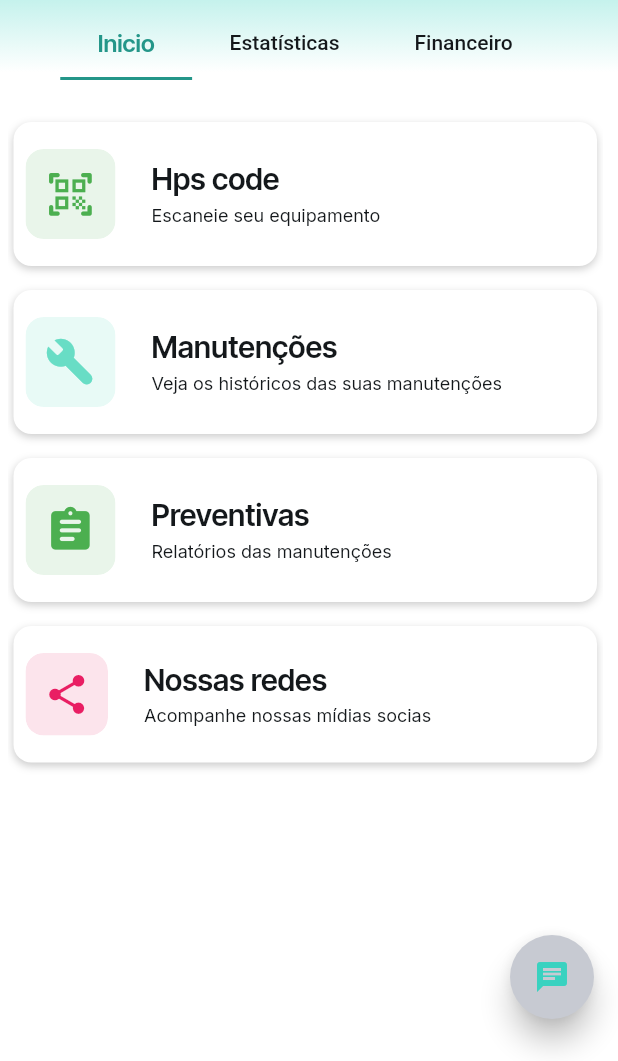
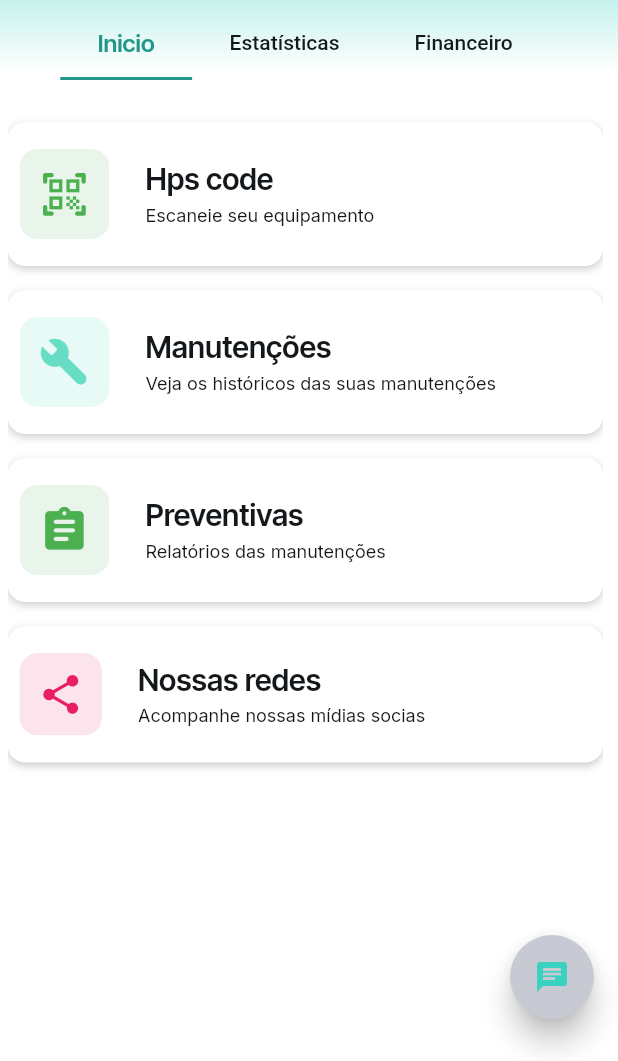
Before and after one commit to huagnerpires/hps_refri, a Flutter app: the TelaPrincipalWidget screen opened directly, after a tap on the "menu" icon, after a tap on the "notifications" icon, on a phone screen of 412 x 824 dp, the part 175-1236 px from its top. Run offline on Flutter 3.47's test engine with Material 3 defaults, Android fonts, the phone set to English and light mode, and no system bars; drawn by our look-alikes of badges, flutter_animate; our stand-ins replace auto_size_text, cached_network_image, cloud_firestore, cloud_functions, dropdown_button2, easy_debounce and 23 more; missing offline and left inert: flutter_barcode_scanner, json_path, mime_type, onesignal_flutter, tutorial_coach_mark; accounts and stored records are empty; network calls fail; statements that could not run were skipped.

Commit message:
Updating to latest FlutterFlow output.

```diff
--- a/lib/custom_code/widgets/tela_principal_widget.dart
+++ b/lib/custom_code/widgets/tela_principal_widget.dart
@@ -251,7 +251,7 @@ class _TelaPrincipalWidgetState extends State<TelaPrincipalWidget>
         ? card.animateOnPageLoad(animationsMap[animKey]!)
         : card;
     return Padding(
-        padding: const EdgeInsetsDirectional.fromSTEB(4, 8, 4, 8),
+        padding: const EdgeInsetsDirectional.fromSTEB(0, 8, 0, 8),
         child: animatedCard);
   }
 
@@ -509,6 +509,7 @@ class _TelaPrincipalWidgetState extends State<TelaPrincipalWidget>
 
   Widget _buildDrawer(UsuariosRecord user) => Drawer(
         elevation: 1,
+        width: 240,
         child: Container(
           width: double.infinity,
           height: double.infinity,
@@ -625,7 +626,7 @@ class _TelaPrincipalWidgetState extends State<TelaPrincipalWidget>
   }
 
   static const _mapsUrl =
-      'https://www.google.com/maps/dir/-14.8414528,-40.8698976/hps+refrigera%C3%A7%C3%A3o+localiza%C3%A7%C3%A7ao+para+compartilhar/@-14.8442919,-40.8719229,15z/data=!3m1!4b1!4m9!4m8!1m1!4e1!1m5!1m1!1s0x7463ba32267eba3:0xe66eb610d43c1a11!2m2!1d-40.8538501!2d-14.8470604?entry=ttu&g_ep=EgoyMDI0MDkxOC4xIKXMDSoASAFQAw%3D%3D';
+      'https://www.google.com/maps/dir/-14.8414528,-40.8698976/hps+refrigera%C3%A7%C3%A3o+localiza%C3%A7%C3%A7ao+para+compartilhar/@-14.8442919,-40.8719229,15z/data=!3m1!4b1!4m9!4m8!1m1!4e1!1m5!1m1!1s0x7463ba32267eba3:c1a11!2m2!1d-40.8538501!2d-14.8470604?entry=ttu&g_ep=EgoyMDI0MDkxOC4xIKXMDSoASAFQAw%3D%3D';
 
   // ─── TABBAR ────────────────────────────────────────────────────────────────────
 
@@ -672,8 +673,7 @@ class _TelaPrincipalWidgetState extends State<TelaPrincipalWidget>
             constraints:
                 BoxConstraints(maxWidth: isDesktop ? 900 : double.infinity),
             child: Padding(
-              padding:
-                  EdgeInsetsDirectional.fromSTEB(isDesktop ? 80 : 0, 20, 0, 0),
+              padding: EdgeInsetsDirectional.fromSTEB(0, 20, 0, 0),
               child: Wrap(
                 spacing: 0,
                 runSpacing: 0,
@@ -1198,8 +1198,7 @@ class _TelaPrincipalWidgetState extends State<TelaPrincipalWidget>
                     width: 220,
                     child: _buildSidebar(user),
                   ),
-                  if (Theme.of(context).brightness == Brightness.light)
-                    const VerticalDivider(thickness: 1, width: 1),
+                  const VerticalDivider(thickness: 1, width: 62),
                   Expanded(
                     child: Padding(
                       padding:
--- a/lib/inicio/h_o_m_e_new/h_o_m_e_new_widget.dart
+++ b/lib/inicio/h_o_m_e_new/h_o_m_e_new_widget.dart
@@ -50,12 +50,15 @@ class _HOMENewWidgetState extends State<HOMENewWidget> {
           child: Column(
             mainAxisSize: MainAxisSize.max,
             children: [
-              Container(
-                width: MediaQuery.sizeOf(context).width * 0.995,
-                height: MediaQuery.sizeOf(context).height * 0.995,
-                child: custom_widgets.TelaPrincipalWidget(
-                  width: MediaQuery.sizeOf(context).width * 0.995,
-                  height: MediaQuery.sizeOf(context).height * 0.995,
+              Align(
+                alignment: AlignmentDirectional(0.0, 0.0),
+                child: Container(
+                  width: MediaQuery.sizeOf(context).width * 0.999,
+                  height: MediaQuery.sizeOf(context).height * 0.999,
+                  child: custom_widgets.TelaPrincipalWidget(
+                    width: MediaQuery.sizeOf(context).width * 0.999,
+                    height: MediaQuery.sizeOf(context).height * 0.999,
+                  ),
                 ),
               ),
             ],
```
